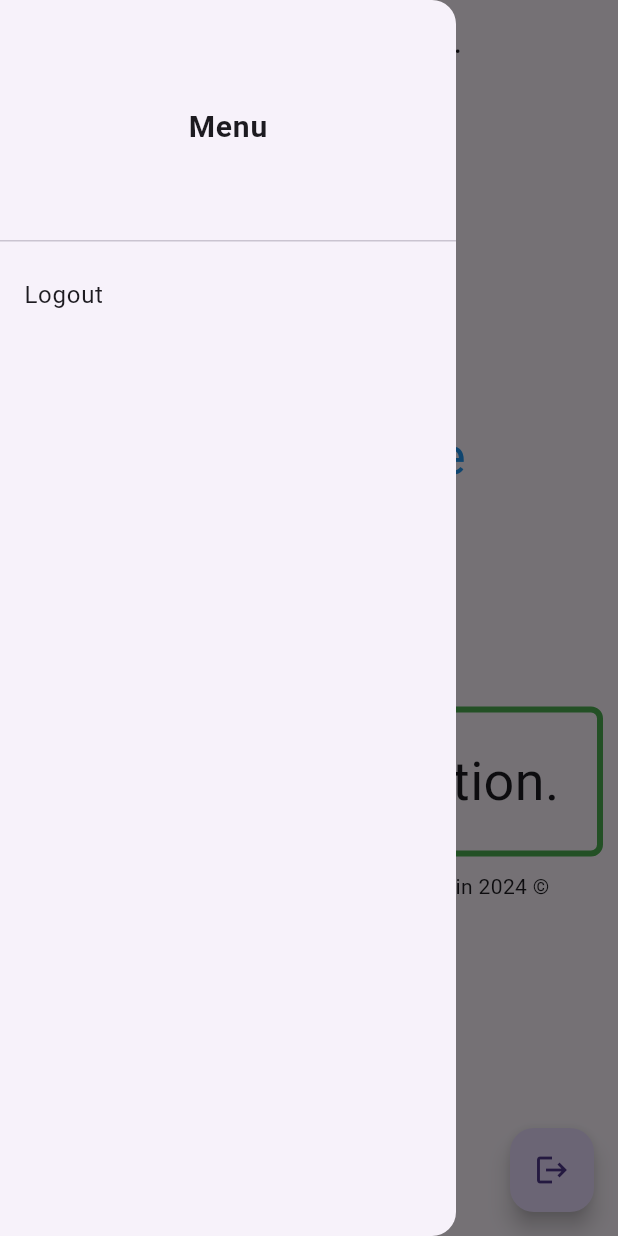
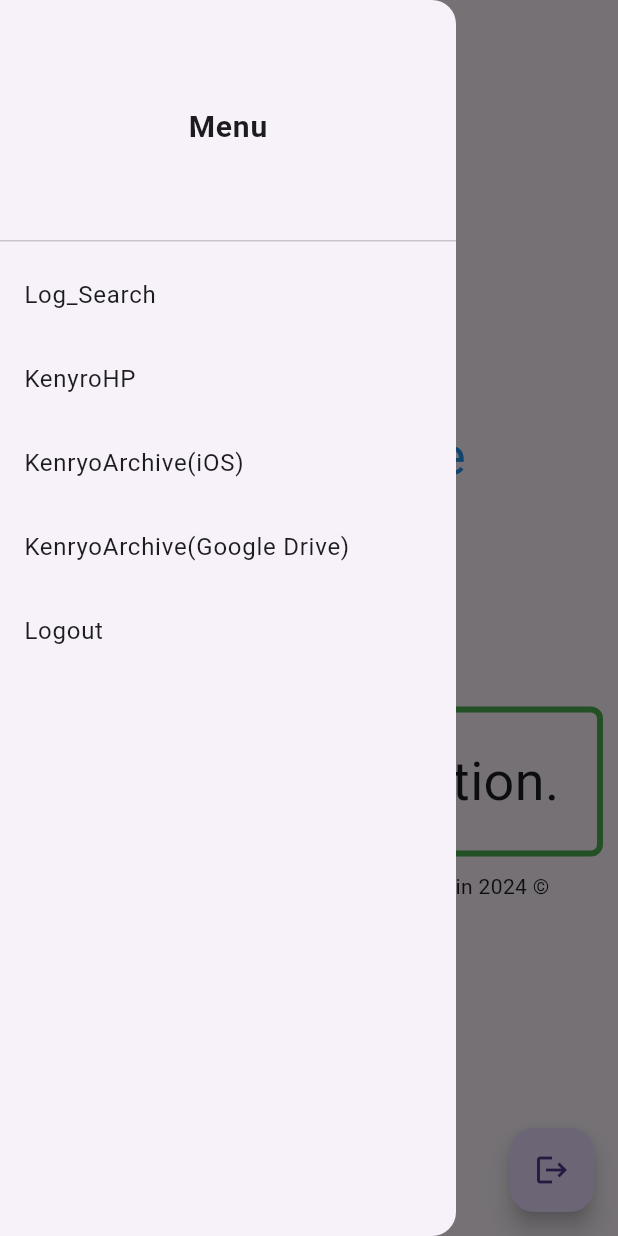
Before and after one commit to yuki-4201/Door_App_Public, a Flutter app: the HomePage screen opened directly, with the side drawer open, on a phone screen of 412 x 824 dp. Run offline on Flutter 3.47's test engine with Material 3 defaults, Android fonts, the phone set to English and light mode, and no system bars; our stand-ins replace flutter_dotenv, flutter_secure_storage, supabase_flutter; accounts and stored records are empty.

Commit message:
Update home_page.dart

```diff
--- a/lib/pages/home_page.dart
+++ b/lib/pages/home_page.dart
@@ -38,13 +38,13 @@ class HomePageState extends State<HomePage> {
       _counter++;
     });
   }
-  @override
+@override
   Widget build(BuildContext context) {
     return Scaffold(
       appBar: AppBar(
         title: const Row(children: [
             Icon(Icons.sensor_door),
-            Text("KENRYO STEAM LAB.")
+            Text("KERYO STEAM LAB.")
         ]),
       ),
       drawer: Drawer(
@@ -60,6 +60,34 @@ class HomePageState extends State<HomePage> {
               ),
             ),
           ),
+        ),
+        ListTile(
+          title: const Text('Log_Search'),
+          onTap: (){
+            final url = Uri.parse('https://docs.google.com/spreadsheets/d/1ZOGaawYWA1fQg_ULgRasc-IO_01mwRQ4vZedu4WeAA8/edit?gid=1834174406#gid=1834174406');
+            launchUrl(url);
+          },
+        ),
+        ListTile(
+          title: const Text('KenyroHP'),
+          onTap: (){
+            final url = Uri.parse('https://kenryo.ed.jp');
+            launchUrl(url);
+          },
+        ),
+        ListTile(
+          title: const Text('KenryoArchive(iOS)'),
+          onTap: (){
+            final url = Uri.parse('https://apps.apple.com/jp/app/%E7%B8%A3%E9%99%B5%E6%8E%A2%E7%A9%B6%E3%82%A2%E3%83%BC%E3%82%AB%E3%82%A4%E3%83%96/id6738385612');
+            launchUrl(url);
+          },
+        ),
+        ListTile(
+          title: const Text('KenryoArchive(Google Drive)'),
+          onTap: (){
+            final url = Uri.parse('https://drive.google.com/drive/folders/0AG2mAiSF-9WuUk9PVA');
+            launchUrl(url);
+          },
         ),
         ListTile(
           title: Text('Logout'),
```
